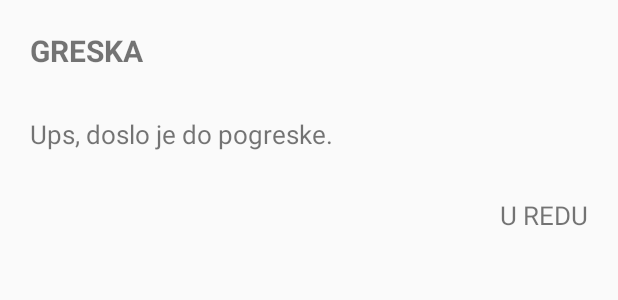
After one commit to brodarnikola/NEWS_API_MVP_CLEAN_KOIN, an Android app: the layout dialog_error_message.xml on its own in the app's theme, with its tools: preview values and no code run, on a phone screen of 412 x 824 dp. The commit adds this screen. Shown: the top 300 px of the screen. Run offline under Robolectric (Android 15) with nearby library versions, the phone set to English and light mode, and no system bars.

Commit message:
Done with first screen

```diff
--- /dev/null
+++ b/app/src/main/res/layout/dialog_error_message.xml
@@ -0,0 +1,38 @@
+<?xml version="1.0" encoding="utf-8"?>
+<androidx.constraintlayout.widget.ConstraintLayout xmlns:android="http://schemas.android.com/apk/res/android"
+    android:layout_width="match_parent"
+    android:layout_height="match_parent"
+    xmlns:app="http://schemas.android.com/apk/res-auto"
+    android:padding="20dp"  >
+
+    <TextView
+        android:id="@+id/tvErrorTtile"
+        android:layout_width="match_parent"
+        android:layout_height="wrap_content"
+        app:layout_constraintTop_toTopOf="parent"
+        app:layout_constraintLeft_toLeftOf="parent"
+        android:text="GRESKA"
+        android:textSize="20sp"
+        android:textStyle="bold"  />
+
+    <TextView
+        android:id="@+id/tvErrorDescription"
+        android:layout_width="match_parent"
+        android:layout_height="wrap_content"
+        app:layout_constraintTop_toBottomOf="@+id/tvErrorTtile"
+        app:layout_constraintLeft_toLeftOf="parent"
+        android:text="Ups, doslo je do pogreske."
+        android:textSize="17sp"
+        android:layout_marginTop="30dp"/>
+
+    <TextView
+        android:id="@+id/tvOk"
+        android:layout_width="wrap_content"
+        android:layout_height="wrap_content"
+        app:layout_constraintTop_toBottomOf="@+id/tvErrorDescription"
+        app:layout_constraintRight_toRightOf="parent"
+        android:text="U REDU"
+        android:textSize="17sp"
+        android:layout_marginTop="30dp"/>
+
+</androidx.constraintlayout.widget.ConstraintLayout>
```
Also changed, not shown: app/src/main/java/com/vjezba/mvpcleanarhitecturefactorynews/presentation/activities/NewsActivity.kt (+13 -30 lines), app/src/main/java/com/vjezba/mvpcleanarhitecturefactorynews/presentation/dialog/ErrorMessageDialog.kt (renamed from app/src/main/java/com/vjezba/mvpcleanarhitecturefactorynews/presentation/dialog/DisableUserActionsDialog.kt, +11 -3 lines), app/src/main/res/layout/dialog_disable_user_actions.xml (deleted, +0 -10 lines).
